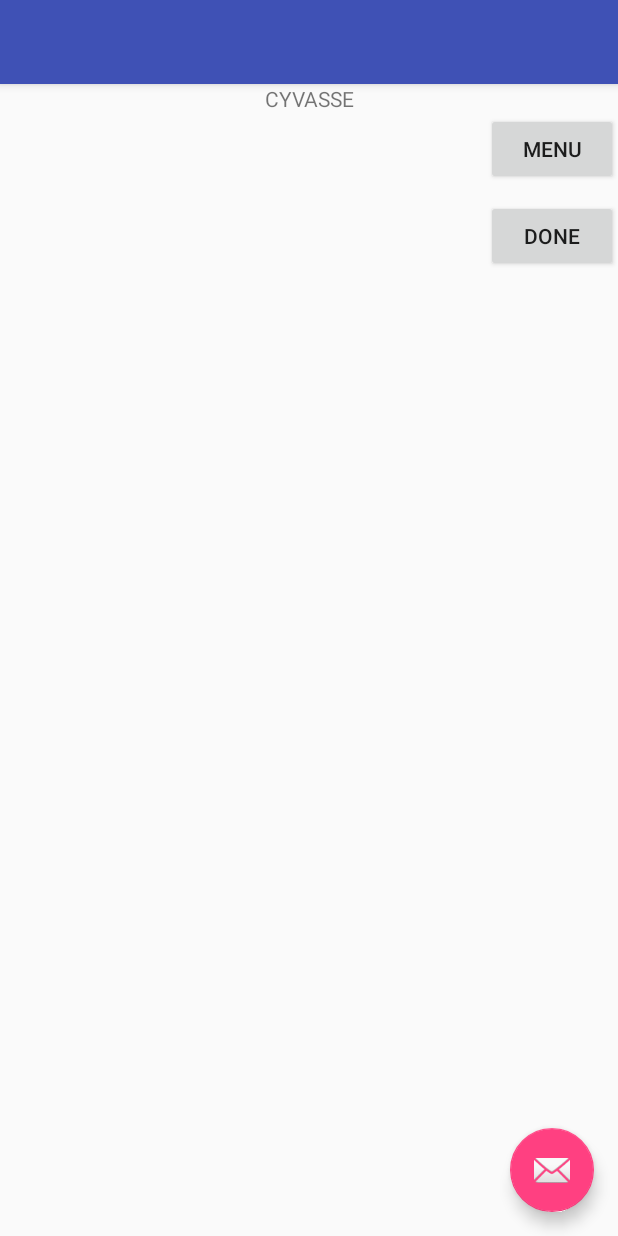
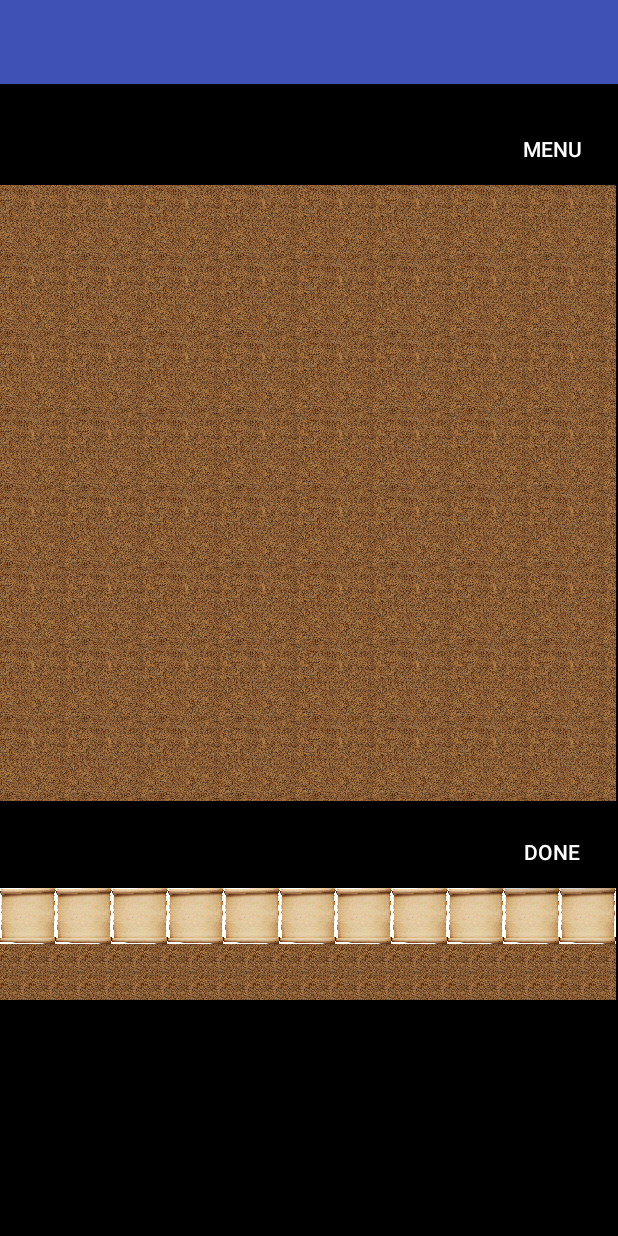
Before and after one commit to chclause/Cyvasse, an Android app: the NewGameActivity screen opened directly, with no data from a screen before it, on a phone screen of 412 x 824 dp. Run offline under Robolectric (Android 15) with nearby library versions, the phone set to English and light mode, and no system bars.

Commit message:
Finished adapters

```diff
--- /dev/null
+++ b/app/src/main/java/com/example/charlie/cyvasse/GameBoardAdapter.kt
@@ -0,0 +1,44 @@
+package com.example.charlie.cyvasse
+
+import android.content.Context
+import android.view.View
+import android.view.ViewGroup
+import android.widget.BaseAdapter
+import android.widget.ImageView
+
+/**
+ * Adapter to set the images on offline, 2 player game board
+ */
+
+// TODO: Add gameID parameter when global data model implemented
+class GameBoardAdapter(getContext : Context) : BaseAdapter() {
+    val context = getContext
+
+    // Required overrides
+    override fun getItem(p0: Int): Any? { return null }
+    override fun getItemId(p0: Int): Long { return p0.toLong() }
+
+    // We want 100 tiles
+    override fun getCount(): Int {
+        return 64
+    }
+
+    override fun getView(position: Int, convertView: View?, parent: ViewGroup?): View {
+        // Load up a new custom square image if there are none with square dimensions and fill space
+        //  otherwise just set it to return
+        val imageView : SquareImageView
+
+        if (convertView == null) {
+            imageView = SquareImageView(context)
+            imageView.layoutParams = ViewGroup.LayoutParams(ViewGroup.LayoutParams.WRAP_CONTENT, ViewGroup.LayoutParams.WRAP_CONTENT)
+            imageView.scaleType = ImageView.ScaleType.FIT_XY
+            imageView.setPadding(0,0,0,0)
+        }
+        else {
+            imageView = convertView as SquareImageView
+        }
+        imageView.setImageResource(R.drawable.dirt_tiles)
+
+        return imageView
+    }
+}
--- a/app/src/main/java/com/example/charlie/cyvasse/MainActivity.kt
+++ b/app/src/main/java/com/example/charlie/cyvasse/MainActivity.kt
@@ -1,12 +1,19 @@
 package com.example.charlie.cyvasse
 
+import android.content.Intent
 import android.support.v7.app.AppCompatActivity
 import android.os.Bundle
+import kotlinx.android.synthetic.main.activity_main.*
 
 class MainActivity : AppCompatActivity() {
 
     override fun onCreate(savedInstanceState: Bundle?) {
         super.onCreate(savedInstanceState)
         setContentView(R.layout.activity_main)
+
+        newGameButton.setOnClickListener {
+            val intent = Intent(applicationContext, NewGameActivity::class.java)
+            startActivity(intent)
+        }
     }
 }
--- a/app/src/main/java/com/example/charlie/cyvasse/NewGameActivity.kt
+++ b/app/src/main/java/com/example/charlie/cyvasse/NewGameActivity.kt
@@ -3,14 +3,30 @@ package com.example.charlie.cyvasse
 import android.os.Bundle
 import android.support.design.widget.Snackbar
 import android.support.v7.app.AppCompatActivity
+import android.view.View
+import android.widget.AdapterView
+import android.widget.GridView
 
 import kotlinx.android.synthetic.main.activity_new_game.*
+import kotlinx.android.synthetic.main.content_new_game.*
 
 class NewGameActivity : AppCompatActivity() {
 
     override fun onCreate(savedInstanceState: Bundle?) {
         super.onCreate(savedInstanceState)
         setContentView(R.layout.activity_new_game)
+
+        // Set up adapters for the game board and the tiles
+        val gameBoardGridView: GridView = this.findViewById(R.id.gameBoard)
+        gameBoardGridView.adapter = GameBoardAdapter(this)
+        val tileSelectionGridView: GridView = this.findViewById(R.id.openingTileSelectionGrid)
+        tileSelectionGridView.adapter = SetTileAdapter(this)
+        tileSelectionGridView.onItemClickListener = object : AdapterView.OnItemClickListener {
+            override fun onItemClick(parent: AdapterView<*>, v: View,
+                                     position: Int, id: Long) {
+                //TODO: Set a global selection to position
+            }
+        }
     }
 
 }
--- /dev/null
+++ b/app/src/main/java/com/example/charlie/cyvasse/SetTileAdapter.kt
@@ -0,0 +1,47 @@
+package com.example.charlie.cyvasse
+
+import android.content.Context
+import android.view.View
+import android.view.ViewGroup
+import android.widget.BaseAdapter
+import android.widget.ImageView
+
+/**
+ * Adapter to set the GridAdapter full of game tiles at the start of a game
+ */
+class SetTileAdapter(getContext : Context) : BaseAdapter() {
+    val context = getContext
+
+    // Required overrides
+    override fun getItem(p0: Int): Any? { return null }
+    override fun getItemId(p0: Int): Long { return p0.toLong() }
+
+    // We want 22 tiles, 11 for the various classes and the next row of counts
+    override fun getCount(): Int {
+        return 22
+    }
+
+    override fun getView(position: Int, convertView: View?, parent: ViewGroup?): View {
+        // Load up a new custom square image if there are none with square dimensions and fill space
+        //  otherwise just set it to return
+        val imageView : SquareImageView
+
+        if (convertView == null) {
+            imageView = SquareImageView(context)
+            imageView.layoutParams = ViewGroup.LayoutParams(ViewGroup.LayoutParams.WRAP_CONTENT, ViewGroup.LayoutParams.WRAP_CONTENT)
+            imageView.scaleType = ImageView.ScaleType.FIT_XY
+            imageView.setPadding(0,0,0,0)
+        }
+        else {
+            imageView = convertView as SquareImageView
+        }
+        if (position < 11) {
+            imageView.setImageResource(R.drawable.scrollart)
+        }
+        else {
+            imageView.setImageResource(R.drawable.dirt_tiles)
+        }
+
+        return imageView
+    }
+}
--- a/app/src/main/res/layout/activity_new_game.xml
+++ b/app/src/main/res/layout/activity_new_game.xml
@@ -22,12 +22,5 @@
 
     <include layout="@layout/content_new_game" />
 
-    <android.support.design.widget.FloatingActionButton
-        android:id="@+id/fab"
-        android:layout_width="wrap_content"
-        android:layout_height="wrap_content"
-        android:layout_gravity="bottom|end"
-        android:layout_margin="@dimen/fab_margin"
-        app:srcCompat="@android:drawable/ic_dialog_email" />
 
 </android.support.design.widget.CoordinatorLayout>
--- a/app/src/main/res/layout/content_new_game.xml
+++ b/app/src/main/res/layout/content_new_game.xml
@@ -5,6 +5,7 @@
     android:layout_width="match_parent"
     android:layout_height="match_parent"
     android:orientation="vertical"
+    android:background="#000000"
     app:layout_behavior="@string/appbar_scrolling_view_behavior"
     tools:context="com.example.charlie.cyvasse.NewGameActivity"
     tools:showIn="@layout/activity_new_game">
@@ -16,6 +17,8 @@
         android:textAlignment="center"/>
     <Button
         android:id="@+id/startScreenMenuButton"
+        android:textColor="#ffffff"
+        android:background="#000000"
         android:layout_width="wrap_content"
         android:layout_height="wrap_content"
         android:layout_gravity="end"
@@ -24,7 +27,7 @@
         android:layout_width="wrap_content"
         android:layout_height="wrap_content"
         android:id="@+id/gameBoard"
-        android:numColumns="10"
+        android:numColumns="8"
         >
     </GridView>
 
@@ -32,18 +35,23 @@
         android:layout_width="match_parent"
         android:layout_height="10dp" />
 
-    <GridView
-        android:layout_width="wrap_content"
-        android:layout_height="wrap_content"
-        android:id="@+id/tileGrid"
-        android:numColumns="10">
-    </GridView>
-
     <Button
         android:id="@+id/doneButton"
+        android:textColor="#ffffff"
+        android:background="#000000"
         android:layout_width="wrap_content"
         android:layout_height="wrap_content"
         android:layout_gravity="end"
         android:text="done"/>
 
+    <GridView
+        android:id="@+id/openingTileSelectionGrid"
+        android:layout_width="wrap_content"
+        android:layout_height="wrap_content"
+        android:numColumns="11"
+        android:choiceMode="singleChoice"
+        android:listSelector="#6666">
+    </GridView>
+
+
 </LinearLayout>
```
Also changed, not shown: app/src/main/res/drawable-v24/dirt_tiles.jpg (added).
